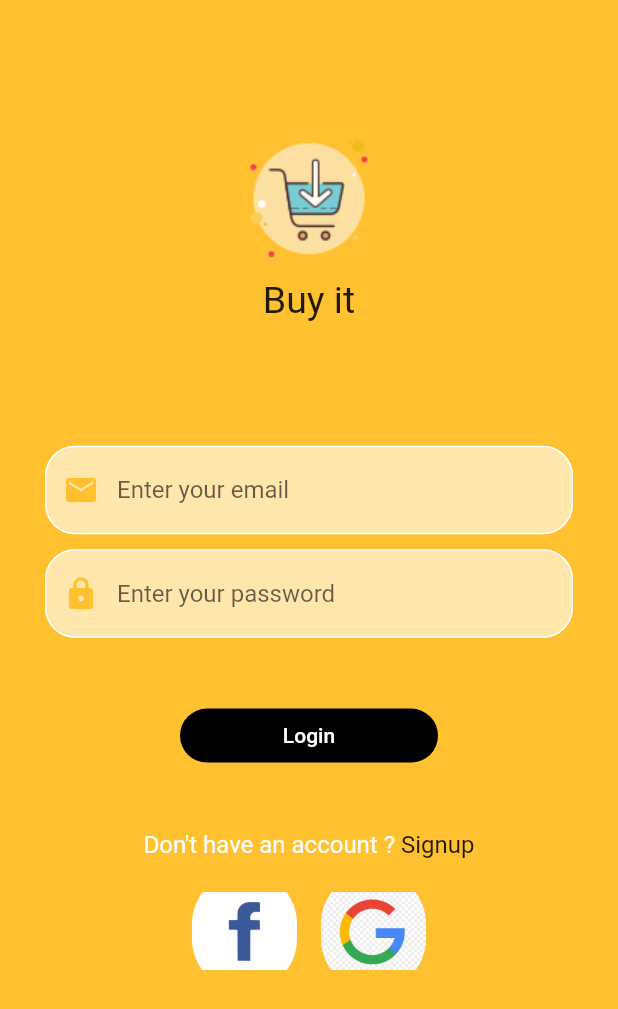
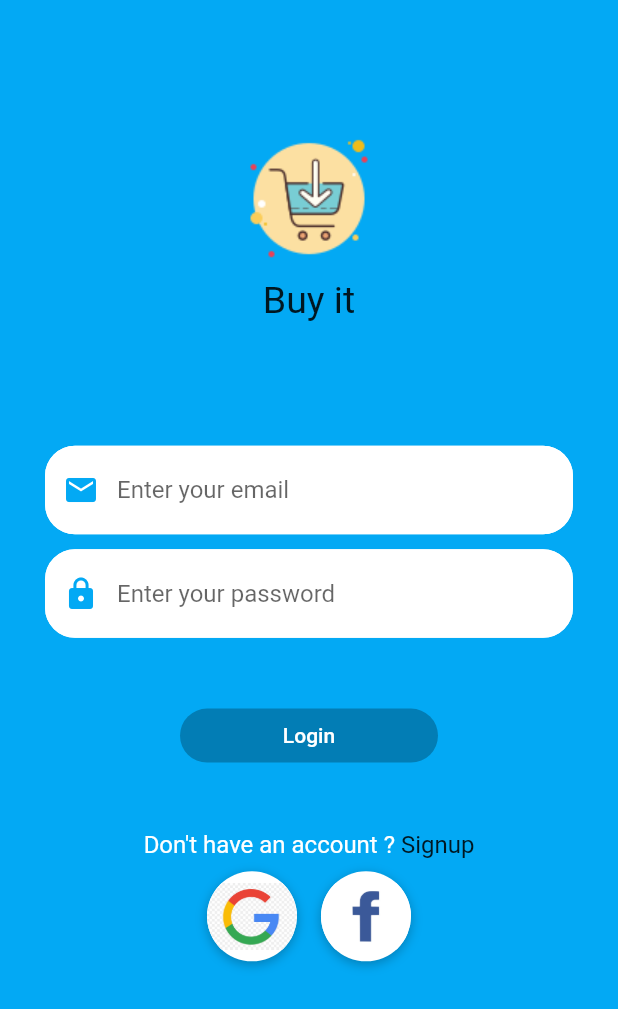
Before and after one commit to Madhav008/myshop, a Flutter app: the screen it shows after launch, on a phone screen of 412 x 824 dp. Shown: the top 1009 px of the screen. Run offline on Flutter 3.47's test engine with Material 2 defaults, Android fonts, the phone set to English and light mode, and no system bars; Roboto replaces fonts that are missing (Pacifico).

Commit message:
firebase and color added

```diff
--- a/lib/login.dart
+++ b/lib/login.dart
@@ -55,8 +55,13 @@ class _LoginScreenState extends State<LoginScreen> {
                 builder: (context) => FlatButton(
                   shape: RoundedRectangleBorder(
                       borderRadius: BorderRadius.circular(20)),
-                  onPressed: () => null,
-                  color: Colors.black,
+                  onPressed: () {
+                    if (_formKey.currentState.validate()) {
+                      var email = emailController.text;
+                      var pass = passwordController.text;
+                    }
+                  },
+                  color: Colors.black26,
                   child: Text(
                     'Login',
                     style: TextStyle(color: Colors.white),
@@ -105,10 +110,42 @@ class _LoginScreenState extends State<LoginScreen> {
                   child: GestureDetector(
                     onTap: null,
                     child: Container(
-                      height: 80,
-                      width: 70,
+                      height: 60.0,
+                      width: 60.0,
                       decoration: BoxDecoration(
-                        borderRadius: BorderRadius.circular(100),
+                        shape: BoxShape.circle,
+                        color: Colors.white,
+                        boxShadow: [
+                          BoxShadow(
+                            color: Colors.black26,
+                            offset: Offset(0, 2),
+                            blurRadius: 6.0,
+                          ),
+                        ],
+                        image: DecorationImage(
+                          image: AssetImage('images/icons/google.jpg'),
+                        ),
+                      ),
+                    ),
+                  ),
+                ),
+                Padding(
+                  padding: const EdgeInsets.all(8.0),
+                  child: GestureDetector(
+                    onTap: null,
+                    child: Container(
+                      height: 60.0,
+                      width: 60.0,
+                      decoration: BoxDecoration(
+                        shape: BoxShape.circle,
+                        color: Colors.white,
+                        boxShadow: [
+                          BoxShadow(
+                            color: Colors.black26,
+                            offset: Offset(0, 2),
+                            blurRadius: 6.0,
+                          ),
+                        ],
                         image: DecorationImage(
                           image: AssetImage('images/icons/facebook.jpg'),
                         ),
@@ -116,23 +153,6 @@ class _LoginScreenState extends State<LoginScreen> {
                     ),
                   ),
                 ),
-
-                Padding(
-                  padding: const EdgeInsets.all(8.0),
-                  child: GestureDetector(
-                    onTap: null,
-                    child: Container(
-                      height: 80,
-                      width: 70,
-                      decoration: BoxDecoration(
-                        borderRadius: BorderRadius.circular(100),
-                        image: DecorationImage(
-                          image: AssetImage('images/icons/google.jpg'),
-                        ),
-                      ),
-                    ),
-                  ),
-                )
               ],
             )
           ],
--- a/lib/signup.dart
+++ b/lib/signup.dart
@@ -32,7 +32,7 @@ class _SignupScreenState extends State<SignupScreen> {
           children: <Widget>[
             CustomLogo(),
             SizedBox(
-              height: height * .1,
+              height: 10
             ),
             CustomTextField(
               controller: nameController,
@@ -72,8 +72,8 @@ class _SignupScreenState extends State<SignupScreen> {
                 builder: (context) => FlatButton(
                   shape: RoundedRectangleBorder(
                       borderRadius: BorderRadius.circular(20)),
-                  onPressed: () async {},
-                  color: Colors.black,
+                  onPressed: ()  {},
+                  color: Colors.black38,
                   child: Text(
                     'SignUp',
                     style: TextStyle(color: Colors.white),
--- a/lib/widgets/constants.dart
+++ b/lib/widgets/constants.dart
@@ -1,14 +1,14 @@
 import 'package:flutter/material.dart';
 
-const kMainColor = Color(0xFFFFC12F);
-const kSecondaryColor = Color(0xFFFFE6AC);
+const kMainColor = Colors.lightBlue;
+const kSecondaryColor = Colors.white;
 const kProductName = 'productName';
 const kProductPrice = 'productPrice';
 const kProductDescription = 'productDescription';
 const kProductLocation = 'productLocation';
 const kProductCategory = 'productCategory';
 const kProductsCollection = 'Products';
-const kUnActiveColor = Color(0xFFC1BDB8);
+const kUnActiveColor = Colors.white;
 const kJackets = 'jackets';
 const kTrousers = 'trousers';
 const kTshirts = 't-shirts';
```
Also changed, not shown: 3 other files.
